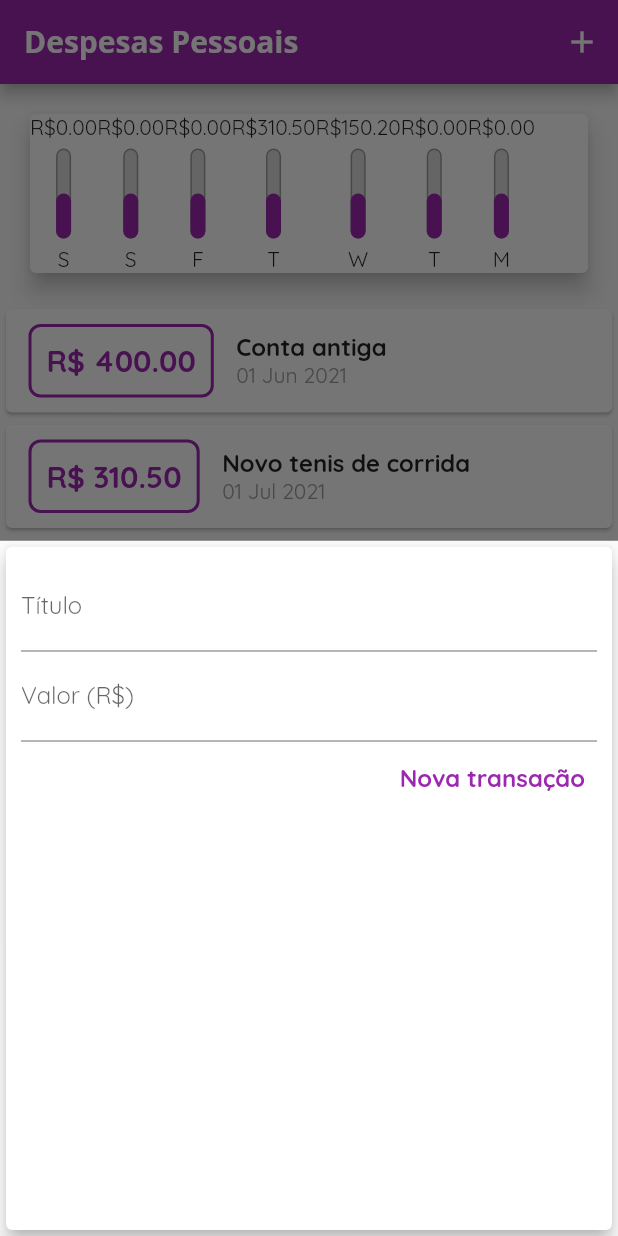
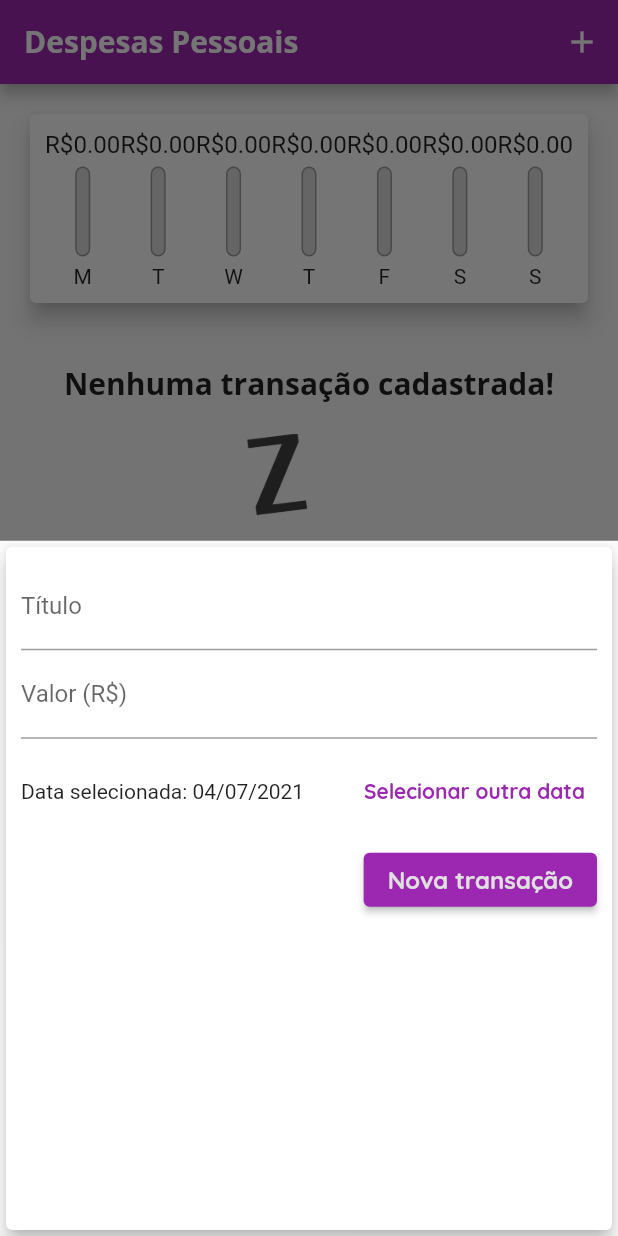
Before and after one commit to carlosfeliciojr/despesas_pessoais, a Flutter app: the screen it shows after launch, after a tap on the "add" icon, on a phone screen of 412 x 824 dp. Run offline on Flutter 3.47's test engine with Material 2 defaults, Android fonts, the phone set to English and light mode, and no system bars.

Commit message:
:sparkles: feat: added delete transaction

```diff
--- a/lib/components/chart.dart
+++ b/lib/components/chart.dart
@@ -26,6 +26,12 @@ class Chart extends StatelessWidget {
       }
 
       return {'day': DateFormat.E().format(weekDay)[0], 'value': totalSum};
+    }).reversed.toList();
+  }
+
+  double get _weelTotalValue {
+    return groupedTransactions.fold(0.0, (sum, transaction) {
+      return sum + (transaction['value'] as double);
     });
   }
 
@@ -35,13 +41,23 @@ class Chart extends StatelessWidget {
     return Card(
       elevation: 6,
       margin: EdgeInsets.all(20),
-      child: Row(
-        children: groupedTransactions.map((transaction) {
-          return ChartBar(
-              label: transaction['day'].toString(),
-              value: double.tryParse(transaction['value'].toString()) ?? 0.0,
-              percentage: 0.5);
-        }).toList(),
+      child: Padding(
+        padding: const EdgeInsets.all(10),
+        child: Row(
+          mainAxisAlignment: MainAxisAlignment.spaceAround,
+          children: groupedTransactions.map((transaction) {
+            return Flexible(
+              fit: FlexFit.tight,
+              child: ChartBar(
+                  label: transaction['day'].toString(),
+                  value:
+                      double.tryParse(transaction['value'].toString()) ?? 0.0,
+                  percentage: (_weelTotalValue == 0
+                      ? 0
+                      : (transaction['value'] as double) / _weelTotalValue)),
+            );
+          }).toList(),
+        ),
       ),
     );
   }
--- a/lib/components/chart_bar.dart
+++ b/lib/components/chart_bar.dart
@@ -16,7 +16,12 @@ class ChartBar extends StatelessWidget {
   Widget build(BuildContext context) {
     return Column(
       children: [
-        Text('R\$${value.toStringAsFixed(2)}'),
+        Container(
+          height: 20,
+          child: FittedBox(
+            child: Text('R\$${value.toStringAsFixed(2)}'),
+          ),
+        ),
         SizedBox(
           height: 5,
         ),
--- a/lib/components/transaction_form.dart
+++ b/lib/components/transaction_form.dart
@@ -1,7 +1,8 @@
 import 'package:flutter/material.dart';
+import 'package:intl/intl.dart';
 
 class TransactionForm extends StatefulWidget {
-  final void Function(String, double) onSubmit;
+  final void Function(String, double, DateTime) onSubmit;
 
   TransactionForm({Key? key, required this.onSubmit}) : super(key: key);
 
@@ -10,19 +11,35 @@ class TransactionForm extends StatefulWidget {
 }
 
 class _TransactionFormState extends State<TransactionForm> {
-  final titleController = TextEditingController();
-
-  final valueController = TextEditingController();
+  final _titleController = TextEditingController();
+  final _valueController = TextEditingController();
+  DateTime _selectedDate = DateTime.now();
 
   void _submitForm() {
-    final title = titleController.text;
-    final value = double.tryParse(valueController.text) ?? 0.0;
+    final title = _titleController.text;
+    final value = double.tryParse(_valueController.text) ?? 0.0;
 
     if (title.isEmpty || value <= 0) {
       return;
     }
 
-    widget.onSubmit(title, value);
+    widget.onSubmit(title, value, _selectedDate);
+  }
+
+  void _showDatePicker() {
+    showDatePicker(
+      context: context,
+      initialDate: DateTime.now(),
+      firstDate: DateTime(2019),
+      lastDate: DateTime.now(),
+    ).then((pickedDate) {
+      if (pickedDate == null) {
+        return;
+      }
+      setState(() {
+        _selectedDate = pickedDate;
+      });
+    });
   }
 
   @override
@@ -34,31 +51,49 @@ class _TransactionFormState extends State<TransactionForm> {
         child: Column(
           children: [
             TextField(
-              controller: titleController,
+              controller: _titleController,
               onSubmitted: (_) => _submitForm(),
               decoration: InputDecoration(
                 labelText: 'Título',
               ),
             ),
             TextField(
-              controller: valueController,
+              controller: _valueController,
               keyboardType: TextInputType.numberWithOptions(decimal: true),
               onSubmitted: (_) => _submitForm(),
               decoration: InputDecoration(
                 labelText: 'Valor (R\$)',
               ),
             ),
+            Container(
+              height: 70,
+              child: Row(
+                children: [
+                  Expanded(
+                    child: Text(
+                        'Data selecionada: ${DateFormat('dd/MM/y').format(_selectedDate)}'),
+                  ),
+                  TextButton(
+                    onPressed: _showDatePicker,
+                    child: Text(
+                      'Selecionar outra data',
+                      style: TextStyle(fontWeight: FontWeight.bold),
+                    ),
+                  )
+                ],
+              ),
+            ),
             Row(
               mainAxisAlignment: MainAxisAlignment.end,
               children: [
-                TextButton(
+                ElevatedButton(
                   onPressed: _submitForm,
                   child: Text(
                     'Nova transação',
                     style: TextStyle(
                       fontSize: 16,
                       fontWeight: FontWeight.bold,
-                      color: Colors.purple,
+                      color: Theme.of(context).buttonColor,
                     ),
                   ),
                 )
--- a/lib/components/transaction_list.dart
+++ b/lib/components/transaction_list.dart
@@ -4,8 +4,10 @@ import 'package:intl/intl.dart';
 
 class TransactionList extends StatelessWidget {
   final List<Transaction> transactions;
+  final void Function(String) deleteTransaction;
 
-  const TransactionList({Key? key, required this.transactions})
+  const TransactionList(
+      {Key? key, required this.transactions, required this.deleteTransaction})
       : super(key: key);
 
   @override
@@ -39,45 +41,31 @@ class TransactionList extends StatelessWidget {
               itemBuilder: (context, index) {
                 final transaction = transactions[index];
                 return Card(
-                    child: Row(
-                  children: [
-                    Container(
-                      margin:
-                          EdgeInsets.symmetric(horizontal: 15, vertical: 10),
-                      decoration: BoxDecoration(
-                          border: Border.all(
-                            color: Theme.of(context).primaryColor,
-                            width: 2,
-                          ),
-                          borderRadius: BorderRadius.circular(8)),
-                      padding: EdgeInsets.all(10),
-                      child: Text(
-                        'R\$ ${transaction.value.toStringAsFixed(2)}',
-                        style: TextStyle(
-                          fontWeight: FontWeight.bold,
-                          fontSize: 20,
-                          color: Theme.of(context).primaryColor,
+                  elevation: 5,
+                  margin: EdgeInsets.symmetric(vertical: 8, horizontal: 8),
+                  child: ListTile(
+                    leading: CircleAvatar(
+                      radius: 30,
+                      child: Padding(
+                        padding: const EdgeInsets.all(6),
+                        child: FittedBox(
+                          child: Text('R\$${transaction.value}'),
                         ),
                       ),
                     ),
-                    Column(
-                      crossAxisAlignment: CrossAxisAlignment.start,
-                      children: [
-                        Text(
-                          transaction.title,
-                          style: TextStyle(
-                            fontSize: 16,
-                            fontWeight: FontWeight.bold,
-                          ),
-                        ),
-                        Text(
-                          DateFormat('dd MMM y').format(transaction.date),
-                          style: TextStyle(color: Colors.grey),
-                        )
-                      ],
+                    title: Text(
+                      transaction.title,
+                      style: Theme.of(context).textTheme.headline6,
                     ),
-                  ],
-                ));
+                    subtitle:
+                        Text(DateFormat('d MMM y').format(transaction.date)),
+                    trailing: IconButton(
+                      icon: Icon(Icons.delete),
+                      color: Theme.of(context).errorColor,
+                      onPressed: () => deleteTransaction(transaction.id),
+                    ),
+                  ),
+                );
               },
             ),
     );
--- a/lib/main.dart
+++ b/lib/main.dart
@@ -22,12 +22,23 @@ class ExpensesApp extends StatelessWidget {
         primarySwatch: Colors.purple,
         accentColor: Colors.amber,
         fontFamily: 'Quicksand',
+        textTheme: ThemeData.light().textTheme.copyWith(
+            headline6: TextStyle(
+              fontFamily: 'OpenSans',
+              fontSize: 20,
+              fontWeight: FontWeight.w700,
+            ),
+            button: TextStyle(color: Colors.white)),
         appBarTheme: AppBarTheme(
           textTheme: ThemeData.light().textTheme.copyWith(
                 headline6: TextStyle(
                   fontFamily: 'OpenSans',
                   fontSize: 20,
-                      fontWeight: FontWeight.w700)))),
+                  fontWeight: FontWeight.w700,
+                ),
+              ),
+        ),
+      ),
     );
   }
 }
@@ -40,24 +51,7 @@ class HomePage extends StatefulWidget {
 }
 
 class _HomePageState extends State<HomePage> {
-  final List<Transaction> _transactions = [
-    Transaction(
-        title: 'Conta antiga',
-        value: 400,
-        date: DateTime.now().subtract(Duration(days: 33)),
-        id: 't0'),
-    Transaction(
-        title: 'Novo tenis de corrida',
-        value: 310.50,
-        date: DateTime.now().subtract(Duration(days: 3)),
-        id: 't1'),
-    Transaction(
-      title: 'Conta de luz',
-      value: 150.20,
-      date: DateTime.now().subtract(Duration(days: 4)),
-      id: 't2',
-    ),
-  ];
+  final List<Transaction> _transactions = [];
 
   List<Transaction> get _recentTransactions {
     return _transactions.where((transaction) {
@@ -66,12 +60,12 @@ class _HomePageState extends State<HomePage> {
     }).toList();
   }
 
-  _addTransation(String title, double value) {
+  _addTransation(String title, double value, DateTime date) {
     final newTransaction = Transaction(
       id: Random().nextDouble().toString(),
       title: title,
       value: value,
-      date: DateTime.now(),
+      date: date,
     );
 
     setState(() {
@@ -79,6 +73,12 @@ class _HomePageState extends State<HomePage> {
     });
 
     Navigator.of(context).pop();
+  }
+
+  _deleteTransaction(String id) {
+    setState(() {
+      _transactions.removeWhere((transaction) => transaction.id == id);
+    });
   }
 
   _openTransactionFormModal(BuildContext context) {
@@ -110,7 +110,9 @@ class _HomePageState extends State<HomePage> {
           crossAxisAlignment: CrossAxisAlignment.stretch,
           children: [
             Chart(recentTransactions: _recentTransactions),
-            TransactionList(transactions: _transactions),
+            TransactionList(
+                transactions: _transactions,
+                deleteTransaction: _deleteTransaction),
           ],
         ),
       ),
```
Lines whose indentation alone changed are shown as unchanged.
